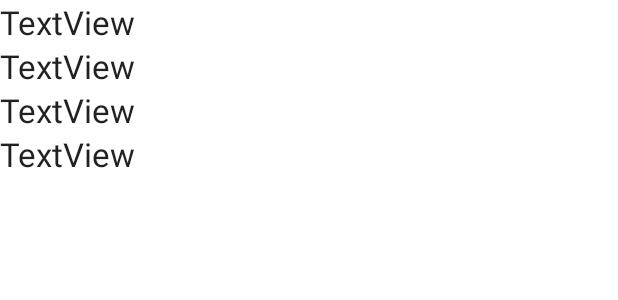
After one commit to MohamedEssam70/SUBWAY, an Android app: the layout trip_list.xml on its own in the app's theme, with its tools: preview values and no code run, on a phone screen of 412 x 824 dp. The commit adds this screen. Shown: the top 300 px of the screen. Run offline under Robolectric (Android 15) with nearby library versions, the phone set to English and light mode, and no system bars.

Commit message:
trip history

```diff
--- a/app/src/main/res/layout/fragment_account.xml
+++ b/app/src/main/res/layout/fragment_account.xml
@@ -150,6 +150,7 @@
                                 </LinearLayout>
 
                                 <LinearLayout
+                                    android:id="@+id/tripHistory"
                                     android:layout_width="0dp"
                                     android:layout_height="match_parent"
                                     android:layout_margin="10dp"
--- /dev/null
+++ b/app/src/main/res/layout/trip_list.xml
@@ -0,0 +1,38 @@
+<?xml version="1.0" encoding="utf-8"?>
+<LinearLayout xmlns:android="http://schemas.android.com/apk/res/android"
+    android:layout_width="match_parent"
+    android:layout_height="match_parent"
+    android:orientation="vertical">
+
+    <TextView
+        android:textAppearance="@style/TextAppearance.AppCompat.Large"
+        android:id="@+id/tripDate"
+        android:layout_width="match_parent"
+        android:layout_height="wrap_content"
+        android:text="TextView" />
+
+    <TextView
+        android:textAppearance="@style/TextAppearance.AppCompat.Large"
+        android:id="@+id/tripStartStation"
+        android:layout_width="match_parent"
+        android:layout_height="wrap_content"
+        android:text="TextView" />
+
+    <TextView
+        android:textAppearance="@style/TextAppearance.AppCompat.Large"
+        android:id="@+id/tripEndStation"
+        android:layout_width="match_parent"
+        android:layout_height="wrap_content"
+        android:text="TextView" />
+    <TextView
+        android:textAppearance="@style/TextAppearance.AppCompat.Large"
+        android:id="@+id/tripCost"
+        android:layout_width="match_parent"
+        android:layout_height="wrap_content"
+        android:text="TextView" />
+
+    <ListView
+        android:layout_width="match_parent"
+        android:layout_height="match_parent" />
+
+</LinearLayout>
```
Also changed, not shown: app/src/main/AndroidManifest.xml (+17 -17 lines), app/src/main/java/com/example/subway/Trip.java (added, +52 -0 lines), app/src/main/java/com/example/subway/TripList.java (added, +42 -0 lines), app/src/main/java/com/example/subway/accountFragment.java (+5 -3 lines), app/src/main/java/com/example/subway/tripHistory.java (added, +60 -0 lines), app/src/main/res/layout/activity_trip_history.xml (added, +12 -0 lines).
